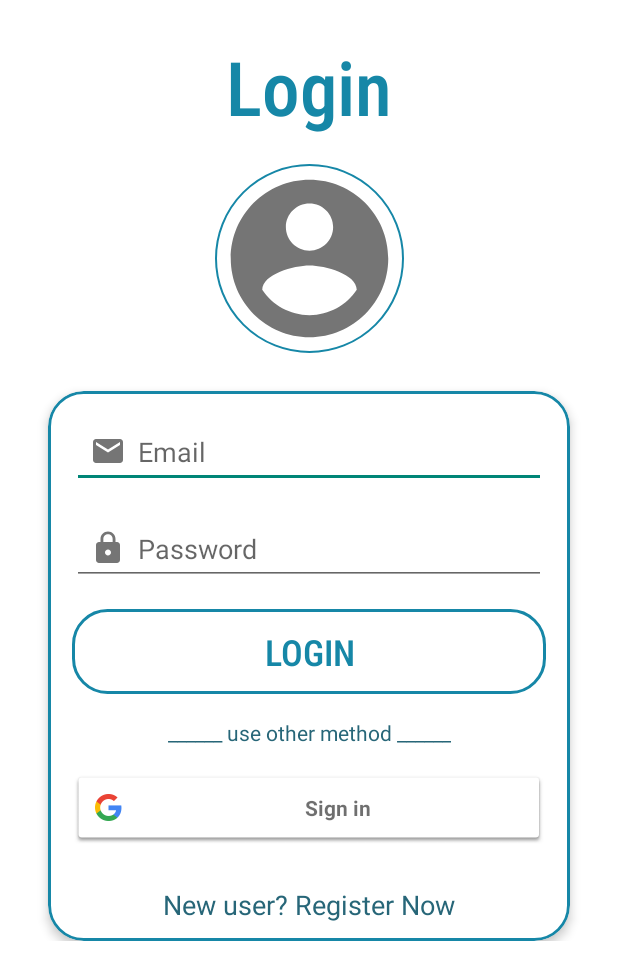
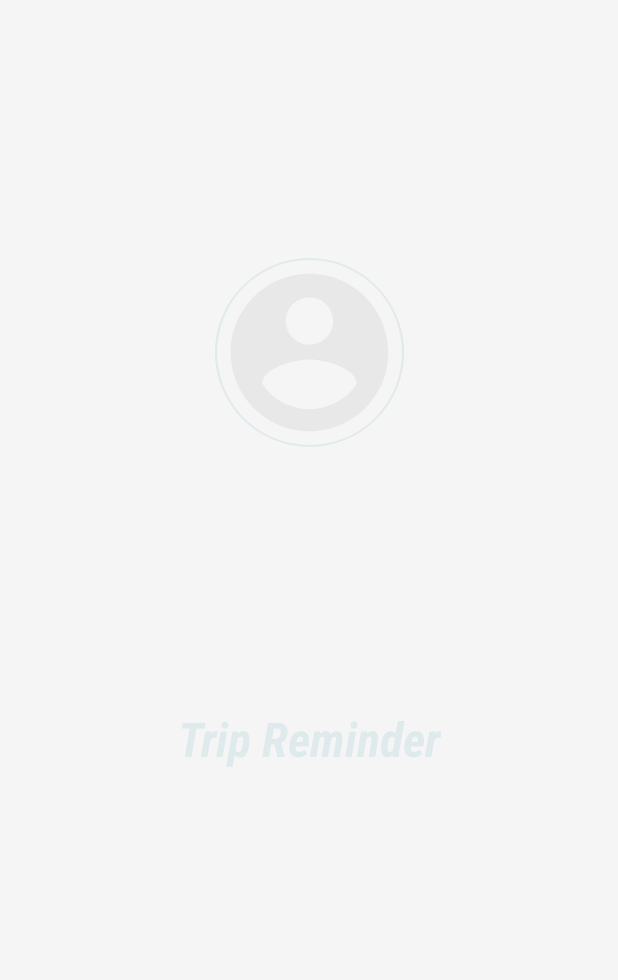
Before and after one commit to mohamedsamy2/TripReminder, an Android app: the first screen one second after launch (LoginActivity before the commit, SplashActivity after it), on a phone screen of 412 x 824 dp. Shown: the top 980 px of the screen. Run offline under Robolectric (Android 15) with nearby library versions, the phone set to English and light mode, and no system bars; our stand-ins replace CircleImageView.

Commit message:
finish splash

```diff
--- a/app/src/main/AndroidManifest.xml
+++ b/app/src/main/AndroidManifest.xml
@@ -1,7 +1,6 @@
 <?xml version="1.0" encoding="utf-8"?>
 <manifest xmlns:android="http://schemas.android.com/apk/res/android"
     package="com.example.tripreminder">
-
     <!--
          The ACCESS_COARSE/FINE_LOCATION permissions are not required to use
          Google Maps Android API v2, but you must specify either coarse or fine
@@ -19,7 +18,13 @@
         android:roundIcon="@mipmap/ic_launcher_round"
         android:supportsRtl="true"
         android:theme="@style/Theme.TripReminder">
+        <activity android:name=".SplashActivity">
+            <intent-filter>
+                <action android:name="android.intent.action.MAIN" />
 
+                <category android:name="android.intent.category.LAUNCHER" />
+            </intent-filter>
+        </activity>
         <!--
              The API key for Google Maps-based APIs is defined as a string resource.
              (See the file "res/values/google_maps_api.xml").
@@ -56,11 +61,7 @@
         <activity android:name=".LoginActivity" />
         <activity android:name=".AddTripActivity" />
         <activity android:name=".MainActivity">
-            <intent-filter>
-                <action android:name="android.intent.action.MAIN" />
 
-                <category android:name="android.intent.category.LAUNCHER" />
-            </intent-filter>
         </activity>
     </application>
 
--- /dev/null
+++ b/app/src/main/res/anim/bottom_animation.xml
@@ -0,0 +1,12 @@
+<?xml version="1.0" encoding="utf-8"?>
+<set xmlns:android="http://schemas.android.com/apk/res/android">
+
+    <translate
+        android:fromXDelta="0%"
+        android:fromYDelta="100%"
+        android:duration="1500"/>
+    <alpha
+        android:fromAlpha="0.1"
+        android:toAlpha="1.0"
+        android:duration="1500"/>
+</set>
--- /dev/null
+++ b/app/src/main/res/anim/top_animation.xml
@@ -0,0 +1,12 @@
+<?xml version="1.0" encoding="utf-8"?>
+<set xmlns:android="http://schemas.android.com/apk/res/android">
+
+    <translate
+        android:fromXDelta="0%"
+        android:fromYDelta="-50%"
+        android:duration="1500"/>
+    <alpha
+        android:fromAlpha="0.1"
+        android:toAlpha="1.0"
+        android:duration="1500"/>
+</set>
--- /dev/null
+++ b/app/src/main/res/layout/activity_splash.xml
@@ -0,0 +1,37 @@
+<?xml version="1.0" encoding="utf-8"?>
+<androidx.constraintlayout.widget.ConstraintLayout xmlns:android="http://schemas.android.com/apk/res/android"
+    xmlns:app="http://schemas.android.com/apk/res-auto"
+    xmlns:tools="http://schemas.android.com/tools"
+    android:layout_width="match_parent"
+    android:layout_height="match_parent"
+    android:background="@color/background_color"
+    tools:context=".SplashActivity">
+    <de.hdodenhof.circleimageview.CircleImageView
+        android:id="@+id/imgLogo"
+        android:layout_width="150dp"
+        android:layout_height="150dp"
+        android:src="@drawable/ic_user_name"
+        android:padding="12dp"
+        app:civ_border_color="@color/purple_500"
+        app:civ_border_width="1dp"
+        app:layout_constraintTop_toTopOf="parent"
+        app:layout_constraintStart_toStartOf="parent"
+        app:layout_constraintEnd_toEndOf="parent"
+        app:layout_constraintBottom_toTopOf="@id/txtTrip"
+        />
+    <TextView
+        android:id="@+id/txtTrip"
+        android:layout_width="wrap_content"
+        android:layout_height="wrap_content"
+        android:text="@string/trip_reminder"
+        android:textSize="32sp"
+        android:textStyle="italic|bold"
+        android:fontFamily="sans-serif-condensed-medium"
+        android:textColor="@color/purple_500"
+        app:layout_constraintTop_toTopOf="@id/imgLogo"
+        app:layout_constraintStart_toStartOf="parent"
+        app:layout_constraintEnd_toEndOf="parent"
+        app:layout_constraintBottom_toBottomOf="parent"/>
+
+
+</androidx.constraintlayout.widget.ConstraintLayout>
--- a/app/src/main/res/layout/fragment_notes.xml
+++ b/app/src/main/res/layout/fragment_notes.xml
@@ -18,7 +18,7 @@
         android:textStyle="bold"
         android:layout_margin="12dp"
         android:fontFamily="sans-serif-condensed-medium"
-        android:textColor="@color/purple_700"
+        android:textColor="@color/purple_500"
         app:layout_constraintStart_toStartOf="parent"
         app:layout_constraintEnd_toEndOf="parent"
         app:layout_constraintTop_toTopOf="parent"/>
@@ -43,7 +43,7 @@
         android:textSize="24sp"
         android:padding="12dp"
         android:layout_margin="12dp"
-        android:textColor="@color/purple_700"
+        android:textColor="@color/purple_500"
         android:background="@drawable/button_bg"
         android:fontFamily="sans-serif-condensed-medium"
         app:backgroundTint="@null"
--- a/app/src/main/res/values/strings.xml
+++ b/app/src/main/res/values/strings.xml
@@ -69,6 +69,7 @@
     <string name="close">Close</string>
 
     <string name="Save">Save</string>
+    <string name="trip_reminder">Trip Reminder</string>
 
 
 </resources>
```
